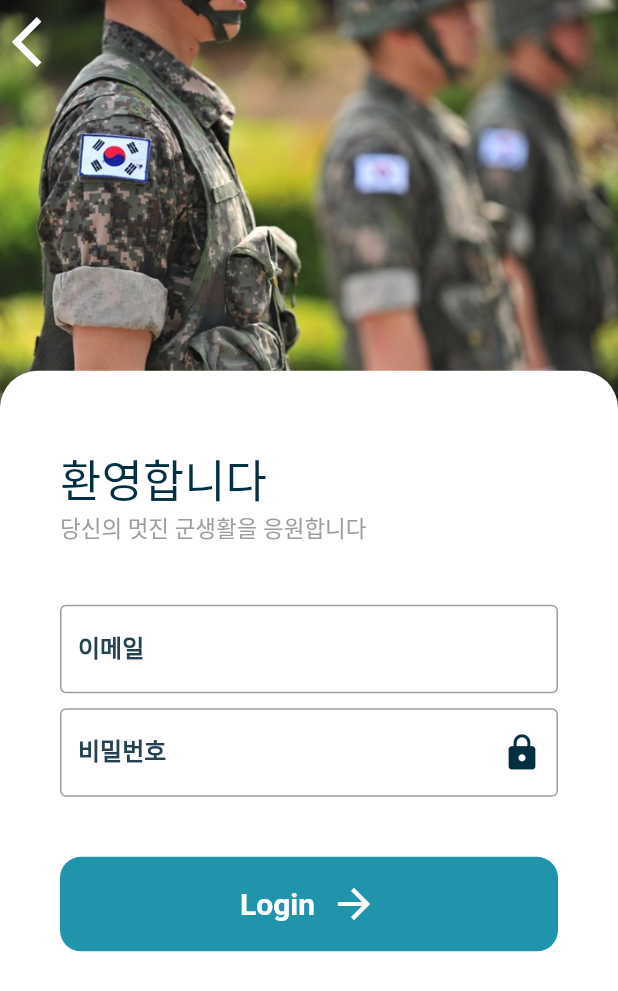
After one commit to KMU-WINK/hssp-app, a Flutter app: the LoginPage screen opened directly, on a phone screen of 412 x 824 dp. The commit adds this screen. Shown: the top 991 px of the screen. Run offline on Flutter 3.47's test engine with Material 2 defaults, Android fonts, the phone set to English and light mode, and no system bars; our stand-ins replace flutter_svg, flutter_swiper, page_transition, shared_preferences, simple_animations; accounts and stored records are empty; Roboto replaces fonts that are missing (NotoSans-Bold, NotoSans-Regular).

Commit message:
Feature login page UI

```diff
--- a/lib/components/custom_button.dart
+++ b/lib/components/custom_button.dart
@@ -1,4 +1,5 @@
 import 'package:flutter/material.dart';
+import 'package:hsspapp/screens/main_page.dart';
 
 class CustomButton extends StatelessWidget {
   final double width;
@@ -7,21 +8,28 @@ class CustomButton extends StatelessWidget {
   final Color borderColor;
   final Color fontColor;
   final Function onTap;
+  final Widget child;
 
-  const CustomButton(
-      {Key key,
+  const CustomButton({
+    Key key,
     this.width,
     this.label,
     this.background,
     this.borderColor,
     this.fontColor,
-        this.onTap})
-      : super(key: key);
+    this.onTap,
+    this.child,
+  }) : super(key: key);
 
   @override
   Widget build(BuildContext context) {
     return InkWell(
-      onTap: onTap,
+      onTap: () {
+        Navigator.pushReplacement(
+          context,
+          MaterialPageRoute(builder: (context) => MainPage()),
+        );
+      },
       child: Container(
         height: width * 0.2,
         width: double.infinity,
@@ -29,16 +37,12 @@ class CustomButton extends StatelessWidget {
         decoration: BoxDecoration(
             color: background,
             borderRadius: BorderRadius.circular(14),
-            border: Border.all(
-                color: borderColor,
-                width: 1
-            )
-        ),
-        child: Text(label, style: TextStyle(
+            border: Border.all(color: borderColor, width: 1)),
+        child: Text(label,
+            style: TextStyle(
                 color: fontColor,
                 fontSize: width * 0.055,
-            fontFamily: 'NotoSans-Bold'
-        )),
+                fontFamily: 'NotoSans-Bold')),
       ),
     );
   }
--- a/lib/components/custom_button_animation.dart
+++ b/lib/components/custom_button_animation.dart
@@ -8,7 +8,6 @@ class CustomButtonAnimation extends StatefulWidget {
   final Color background;
   final Color borderColor;
   final Color fontColor;
-  final Function onTap;
   final Widget child;
 
   const CustomButtonAnimation(
@@ -18,7 +17,6 @@ class CustomButtonAnimation extends StatefulWidget {
         this.background,
         this.borderColor,
         this.fontColor,
-        this.onTap,
         this.child})
       : super(key: key);
 
--- /dev/null
+++ b/lib/components/custom_button_login.dart
@@ -0,0 +1,123 @@
+import 'package:flutter/material.dart';
+import 'package:page_transition/page_transition.dart';
+
+class ButtonLoginAnimation extends StatefulWidget {
+
+  final String label;
+  final Color background;
+  final Color borderColor;
+  final Color fontColor;
+  final Function onTap;
+  final Widget child;
+
+  const ButtonLoginAnimation({Key key, this.label, this.background, this.borderColor, this.fontColor, this.onTap, this.child}) : super(key: key);
+
+  @override
+  _ButtonLoginAnimationState createState() => _ButtonLoginAnimationState();
+}
+
+class _ButtonLoginAnimationState extends State<ButtonLoginAnimation>
+    with TickerProviderStateMixin {
+
+  AnimationController _positionController;
+  Animation<double> _positionAnimation;
+
+  AnimationController _scaleController;
+  Animation<double> _scaleAnimation;
+
+  bool _isLogin = false;
+  bool _isIconHide = false;
+
+  @override
+  void initState() {
+    super.initState();
+
+    _positionController = AnimationController(
+        vsync: this,
+        duration: Duration(milliseconds: 800)
+    );
+
+    _positionAnimation = Tween<double>(begin: 10.0, end: 255.0)
+        .animate(_positionController)..addStatusListener((status){
+      if(status == AnimationStatus.completed){
+        setState(() {
+          _isIconHide = true;
+        });
+        _scaleController.forward();
+      }
+    });
+
+    _scaleController = AnimationController(
+        vsync: this,
+        duration: Duration(milliseconds: 900)
+    );
+
+    _scaleAnimation = Tween<double>(begin: 1.0, end: 32)
+        .animate(_scaleController)..addStatusListener((status){
+      if(status == AnimationStatus.completed){
+        Navigator.pushReplacement(context, PageTransition(
+            type: PageTransitionType.fade,
+            child: widget.child
+        ));
+      }
+    });
+
+  }
+
+  @override
+  Widget build(BuildContext context) {
+    return InkWell(
+      onTap: (){
+        setState(() {
+          _isLogin = true;
+        });
+        _positionController.forward();
+      },
+      child: Container(
+        height: 63,
+        width: double.infinity,
+        decoration: BoxDecoration(
+          color: widget.background,
+          borderRadius: BorderRadius.circular(14),
+        ),
+        child: !_isLogin ? Row(
+          crossAxisAlignment: CrossAxisAlignment.center,
+          mainAxisAlignment: MainAxisAlignment.center,
+          children: <Widget>[
+            Text(widget.label, style: TextStyle(
+                color: widget.fontColor,
+                fontSize: 20,
+                fontWeight: FontWeight.bold
+            )),
+            SizedBox(width: 10),
+            Icon(Icons.arrow_forward, color: widget.fontColor,size: 32)
+          ],
+        ) : Stack(
+          children: <Widget>[
+            AnimatedBuilder(
+              animation: _positionController,
+              builder: (context, child) => Positioned(
+                left: _positionAnimation.value,
+                top: 5,
+                child: AnimatedBuilder(
+                  animation: _scaleController,
+                  builder: (context,build) => Transform.scale(
+                      scale: _scaleAnimation.value,
+                      child: Container(
+                        height: 50,
+                        width: 50,
+                        decoration: BoxDecoration(
+                          color: widget.borderColor,
+                          shape: BoxShape.circle,
+                        ),
+                        child: !_isIconHide ? Icon(Icons.arrow_forward, color: widget.fontColor,size: 32) : Container(),
+                      )),
+                ),
+              ),
+            )
+          ],
+        ),
+      ),
+    );
+  }
+}
--- /dev/null
+++ b/lib/components/custom_textfield.dart
@@ -0,0 +1,30 @@
+import 'package:flutter/material.dart';
+
+class CustomTextField extends StatelessWidget {
+
+  final String label;
+  final Widget icon;
+  final bool isPassword;
+
+  const CustomTextField({Key key, this.label, this.icon, this.isPassword = false}) : super(key: key);
+
+  @override
+  Widget build(BuildContext context) {
+    return TextFormField(
+      style: TextStyle(color: Color(0xFFF234253),fontWeight: FontWeight.bold),
+      obscureText: isPassword,
+      decoration: InputDecoration(
+          focusedBorder: OutlineInputBorder(
+              borderSide: BorderSide(color: Colors.grey, width: 1.0)
+          ),
+          enabledBorder: OutlineInputBorder(
+              borderSide: BorderSide(color: Colors.grey, width: 1.0)
+          ),
+          labelText: label,
+          labelStyle: TextStyle(color: Color(0xFFF234253),fontWeight: FontWeight.bold),
+          suffixIcon: icon
+      ),
+
+    );
+  }
+}
--- a/lib/main.dart
+++ b/lib/main.dart
@@ -52,10 +52,6 @@ class MyApp extends StatelessWidget {
         title: 'HSSP',
         home: AuthPage(),
         //home: MainPage(),
-        routes: {
-          AuthPage.routeName: (context) => AuthPage(),
-          MainPage.routeName: (context) => MainPage(),
-        },
       ),
     );
   }
--- a/lib/screens/auth_page.dart
+++ b/lib/screens/auth_page.dart
@@ -9,7 +9,6 @@ import 'package:hsspapp/shared/image_constants.dart';
 import 'package:provider/provider.dart';
 
 class AuthPage extends StatefulWidget {
-  static const String routeName = '/auth';
 
   @override
   _AuthPageState createState() => _AuthPageState();
--- /dev/null
+++ b/lib/screens/login_page.dart
@@ -0,0 +1,99 @@
+import 'package:flutter/material.dart';
+import 'package:hsspapp/components/custom_button_login.dart';
+import 'package:hsspapp/components/custom_textfield.dart';
+import 'package:hsspapp/screens/main_page.dart';
+import 'package:hsspapp/shared/image_constants.dart';
+
+class LoginPage extends StatefulWidget {
+  @override
+  _LoginPageState createState() => _LoginPageState();
+}
+
+class _LoginPageState extends State<LoginPage> {
+  @override
+  Widget build(BuildContext context) {
+    return Scaffold(
+      body: SingleChildScrollView(
+        child: Container(
+          width: MediaQuery.of(context).size.width,
+          height: MediaQuery.of(context).size.height,
+          decoration: BoxDecoration(
+              image: DecorationImage(
+            image: AssetImage(army2),
+            fit: BoxFit.contain,
+            alignment: Alignment.topCenter,
+          )),
+          child: SafeArea(
+            child: Column(
+              mainAxisAlignment: MainAxisAlignment.end,
+              children: <Widget>[
+                Expanded(
+                  child: Container(
+                    padding: EdgeInsets.symmetric(horizontal: 0),
+                    child: Row(
+                      mainAxisAlignment: MainAxisAlignment.spaceBetween,
+                      crossAxisAlignment: CrossAxisAlignment.start,
+                      children: <Widget>[
+                        IconButton(
+                          icon: Icon(Icons.arrow_back_ios,
+                              color: Colors.white, size: 40),
+                          onPressed: () {
+                            Navigator.pop(context);
+                          },
+                        ),
+                      ],
+                    ),
+                  ),
+                ),
+                Container(
+                  padding: EdgeInsets.symmetric(horizontal: 40, vertical: 50),
+                  height: MediaQuery.of(context).size.height * 0.70,
+                  width: MediaQuery.of(context).size.width,
+                  decoration: BoxDecoration(
+                      color: Colors.white,
+                      borderRadius: BorderRadius.only(
+                          topLeft: Radius.circular(25),
+                          topRight: Radius.circular(25))),
+                  child: Column(
+                    crossAxisAlignment: CrossAxisAlignment.start,
+                    children: <Widget>[
+                      Text("환영합니다",
+                          style: TextStyle(
+                              color: Color(0xFFF032f42),
+                              fontSize: 30,
+                              fontFamily: 'NotoSans-Bold')),
+                      Text("당신의 멋진 군생활을 응원합니다",
+                          style: TextStyle(color: Colors.grey, fontSize: 15, fontFamily: 'NotoSans-Regular')),
+                      SizedBox(height: 40),
+                      CustomTextField(
+                        label: "이메일",
+                      ),
+                    SizedBox(height: 10),
+                    CustomTextField(
+                      label: "비밀번호",
+                      isPassword: true,
+                      icon: Icon(
+                        Icons.https,
+                        size: 27,
+                        color: Color(0xFFF032f41),
+                      ),
+                    ),
+                    SizedBox(height: 40),
+                    ButtonLoginAnimation(
+                      label: "Login",
+                      fontColor: Colors.white,
+                      background: Color(0xFFF1f94aa),
+                      borderColor: Color(0xFFF1a7a8c),
+                      child: MainPage(),
+                    )
+                    ],
+                  ),
+                )
+              ],
+            ),
+          ),
+        ),
+      ),
+    );
+  }
+}
--- a/lib/screens/main_page.dart
+++ b/lib/screens/main_page.dart
@@ -11,7 +11,6 @@ import 'package:hsspapp/animation/fade_animation.dart';
 import 'package:provider/provider.dart';
 
 class MainPage extends StatefulWidget {
-  static const String routeName = '/main';
 
   @override
   _MainPageState createState() => _MainPageState();
```
Lines whose indentation alone changed are shown as unchanged.
